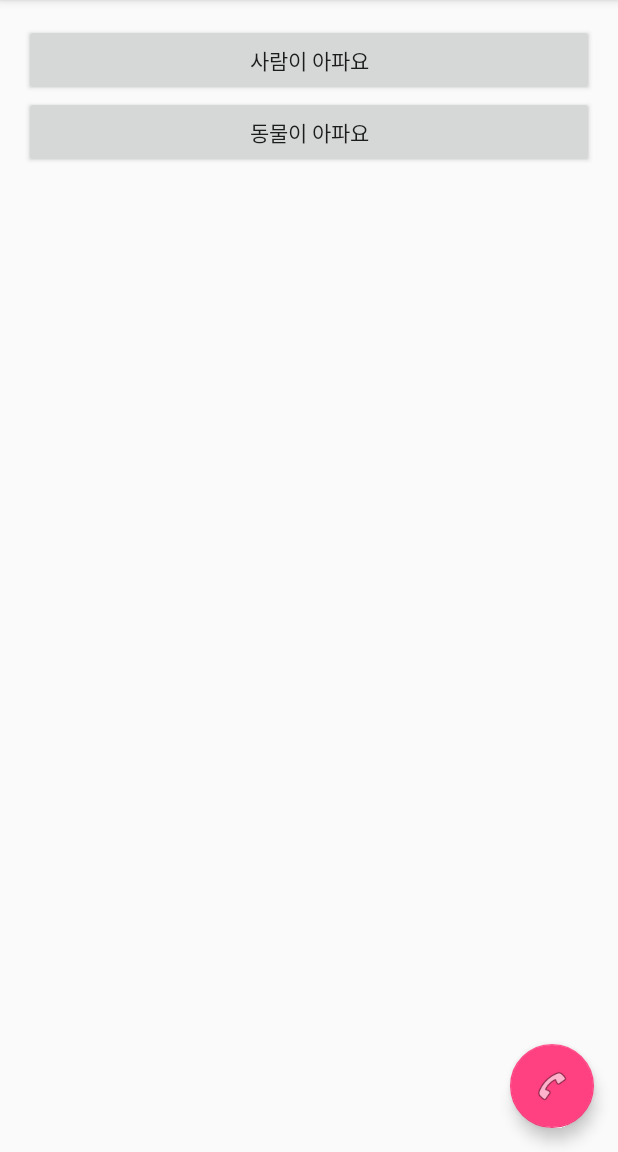
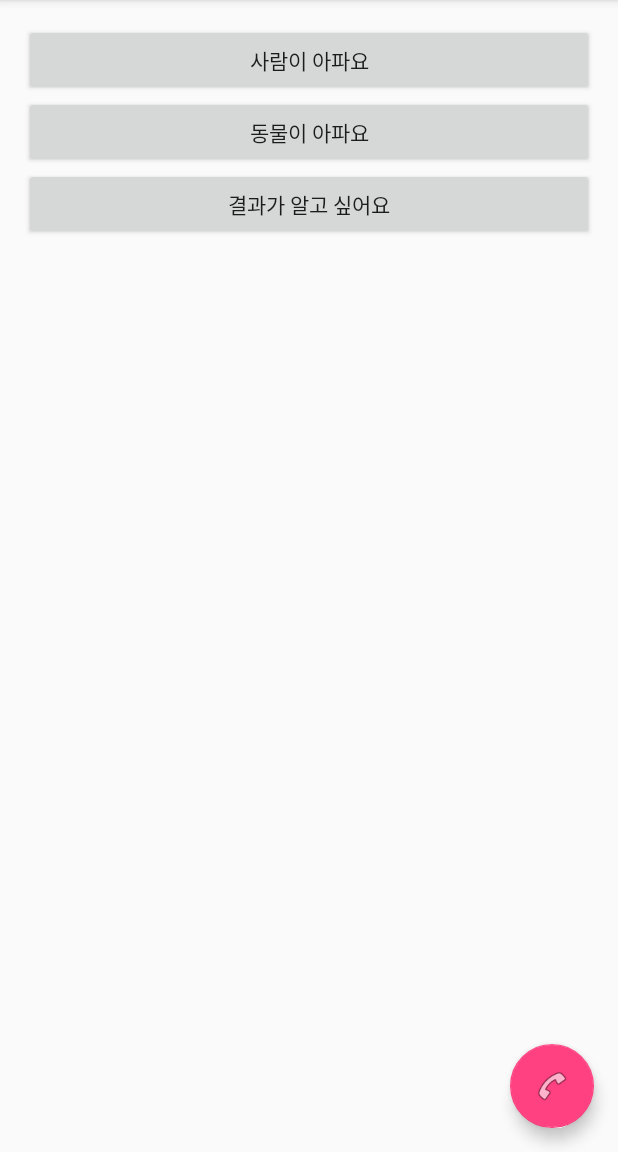
Before and after one commit to jeeminkim/EqualityTablet, an Android app: the screen it shows after launch (MainActivity), in the side drawer, after a tap on "증상 알아 보기", on a phone screen of 412 x 824 dp, the part 84-1236 px from its top. Run offline under Robolectric (Android 15) with nearby library versions, the phone set to English and light mode, and no system bars.

Commit message:
증상 알아보기 추가

```diff
--- a/app/src/main/AndroidManifest.xml
+++ b/app/src/main/AndroidManifest.xml
@@ -33,6 +33,7 @@
         <activity android:name=".SMS.ReadSMSMessage"/>
         <activity android:name=".SMS.SendSMS"/>
         <activity android:name=".Weather"/>
+        <activity android:name=".Scope"/>
         <activity
             android:name=".Bluetooth.DeviceListActivity"
             android:label="@string/app_name" >
--- a/app/src/main/java/com/example/daniel/equalitytablet/FileRead.java
+++ b/app/src/main/java/com/example/daniel/equalitytablet/FileRead.java
@@ -23,7 +23,7 @@ public class FileRead extends Activity {
     }
     public void read(View view) {
     try{
-        fis=openFileInput("symptoms2.txt");
+        fis=openFileInput("symptoms4.txt");
         StringBuffer sbuf=new StringBuffer();
         byte[]buf=new byte[40];
         while((fis.read(buf,0,40))!=-1){
--- a/app/src/main/java/com/example/daniel/equalitytablet/FileSave.java
+++ b/app/src/main/java/com/example/daniel/equalitytablet/FileSave.java
@@ -31,7 +31,7 @@ public class FileSave extends Activity{
         Date nowdate = new Date();
         String dateString = sdf.format(nowdate);
         try{
-            fos=openFileOutput("symptoms2.txt",MODE_APPEND);
+            fos=openFileOutput("symptoms4.txt",MODE_APPEND);
             fos.write(et.getText().toString().getBytes());
             fos.write(dateString.getBytes());
             //fos.write(sdf.getText().toString().getBytes());
--- a/app/src/main/java/com/example/daniel/equalitytablet/Fragment/SelectFragment.java
+++ b/app/src/main/java/com/example/daniel/equalitytablet/Fragment/SelectFragment.java
@@ -17,6 +17,7 @@ import com.example.daniel.equalitytablet.FileRead;
 import com.example.daniel.equalitytablet.FileSave;
 import com.example.daniel.equalitytablet.PersonState;
 import com.example.daniel.equalitytablet.R;
+import com.example.daniel.equalitytablet.Scope;
 
 public class SelectFragment extends Fragment {
 
@@ -40,6 +41,15 @@ public class SelectFragment extends Fragment {
                 startActivity(intent);
             }
         });
+
+        ((Button)v.findViewById(R.id.btn5)).setOnClickListener(new View.OnClickListener() {
+
+            @Override
+            public void onClick(View v) {
+                Intent intent = new Intent (getActivity().getApplicationContext(),Scope.class);
+                startActivity(intent);
+            }
+        });
         return v;
     }
 
--- a/app/src/main/java/com/example/daniel/equalitytablet/MainActivity.java
+++ b/app/src/main/java/com/example/daniel/equalitytablet/MainActivity.java
@@ -40,7 +40,6 @@ public class MainActivity extends AppCompatActivity
     FileFragment fileFragment = null;
     SelectFragment selectFragment =null;
     RecordFragment recordFragment = null;
-
     public static final int BT_RESULT_CONNECTED = 0x30;
     public static final int BT_RESULT_DISCONNECTED = 0x31;
     public static final int BT_RESULT_WRITE = 0x32;
@@ -272,7 +271,6 @@ public class MainActivity extends AppCompatActivity
                     .replace(R.id.container, recordFragment)
                     .commit();
         }
-
          else if (id == R.id.nav_function) {
             Toast.makeText(this, "기능 버튼", Toast.LENGTH_LONG).show();
             if(functionFragment == null){
--- a/app/src/main/res/layout/fragment_select.xml
+++ b/app/src/main/res/layout/fragment_select.xml
@@ -20,6 +20,11 @@
             android:layout_height="wrap_content"
             android:id="@+id/btn4"
             android:text="동물이 아파요"/>
+        <Button
+            android:layout_width="match_parent"
+            android:layout_height="wrap_content"
+            android:id="@+id/btn5"
+            android:text="결과가 알고 싶어요"/>
 
     </LinearLayout>
 
--- a/app/src/main/res/menu/activity_main_drawer.xml
+++ b/app/src/main/res/menu/activity_main_drawer.xml
@@ -23,6 +23,8 @@
             android:icon="@drawable/ic_menu_send"
             android:title="건강 정보"/>
 
+
+
     </group>
 
 </menu>
--- a/app/src/main/res/values/strings.xml
+++ b/app/src/main/res/values/strings.xml
@@ -3,6 +3,6 @@
 
     <string name="navigation_drawer_open">Open navigation drawer</string>
     <string name="navigation_drawer_close">Close navigation drawer</string>
-
+    <string name="page">Page</string>
     <string name="action_settings">Settings</string>
 </resources>
```
